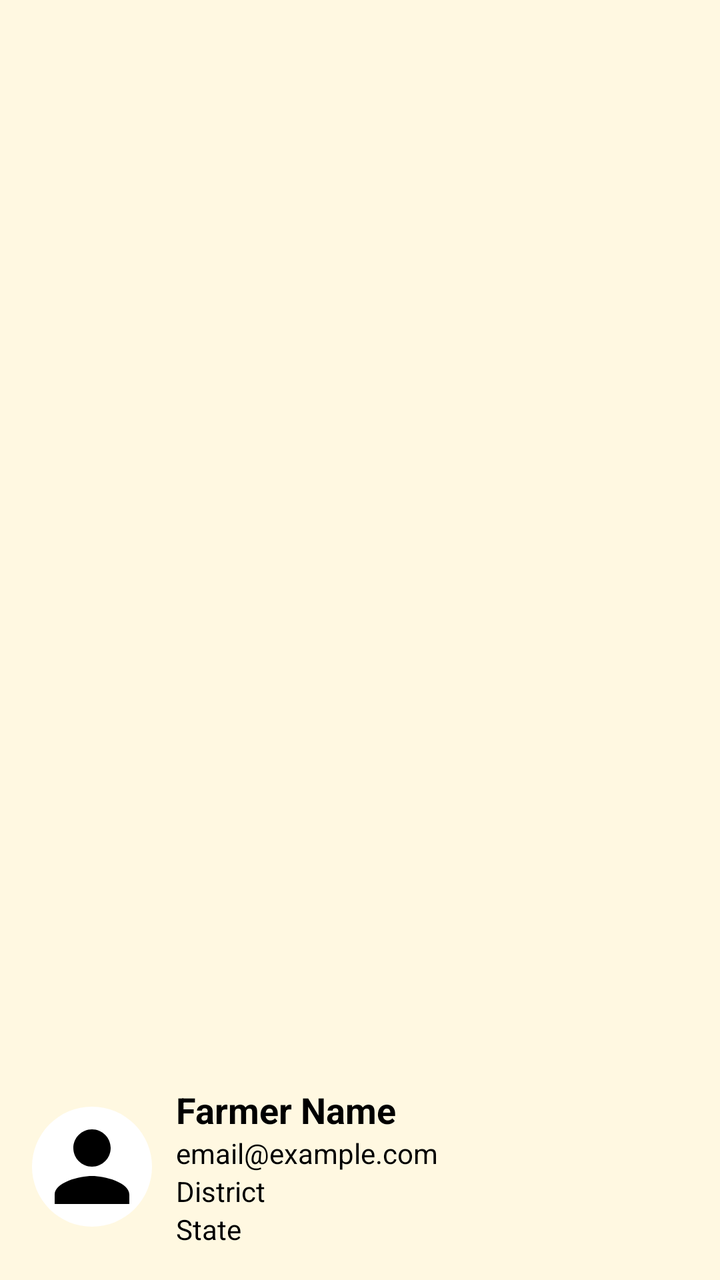
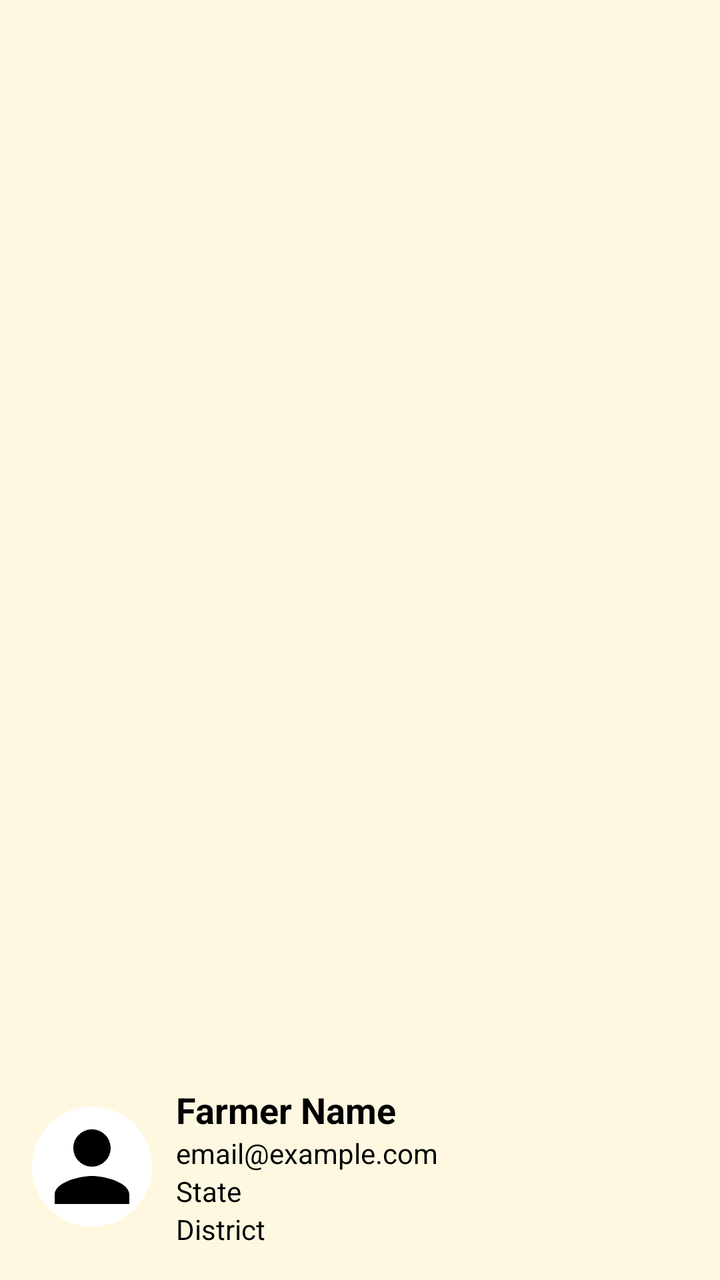

Two renders of the same Android screen: before a commit and after it. Below are the layout's source before the change and the commit's diff.
<!-- AndroidManifest.xml: application theme Theme.Sakha -->
<!-- res/layout/nav_header.xml -->
<LinearLayout xmlns:android="http://schemas.android.com/apk/res/android"
    android:orientation="vertical"
    android:layout_width="match_parent"
    android:layout_height="160dp"
    android:background="@color/background"
    android:gravity="bottom"
    android:padding="16dp">

    <LinearLayout
        android:layout_width="match_parent"
        android:layout_height="wrap_content"
        android:orientation="horizontal"
        android:gravity="center_vertical">

        <ImageView
            android:id="@+id/profilePic"
            android:layout_width="60dp"
            android:layout_height="60dp"
            android:src="@drawable/ic_profile"
            android:scaleType="centerCrop"
            android:background="@drawable/circle_bg"
            android:padding="2dp" />

        <LinearLayout
            android:layout_width="wrap_content"
            android:layout_height="wrap_content"
            android:orientation="vertical"
            android:layout_marginStart="12dp">

            <TextView
                android:id="@+id/userName"
                android:layout_width="wrap_content"
                android:layout_height="wrap_content"
                android:text="Farmer Name"
                android:textStyle="bold"
                android:textColor="@color/black"
                android:textSize="18sp" />

            <TextView
                android:id="@+id/userEmail"
                android:layout_width="wrap_content"
                android:layout_height="wrap_content"
                android:text="email@example.com"
                android:textColor="@color/black"
                android:textSize="14sp" />

            <TextView
                android:id="@+id/userDistrict"
                android:layout_width="wrap_content"
                android:layout_height="wrap_content"
                android:text="District"
                android:textColor="@color/black"
                android:textSize="14sp" />

            <TextView
                android:id="@+id/userState"
                android:layout_width="wrap_content"
                android:layout_height="wrap_content"
                android:text="State"
                android:textColor="@color/black"
                android:textSize="14sp" />
        </LinearLayout>
    </LinearLayout>
</LinearLayout>
<!-- resources referenced by this layout -->
<resources>
  <color name="background">#FFF8E1</color>
  <color name="black">#FF000000</color>
  <!-- drawable circle_bg (drawable) -->
  <?xml version="1.0" encoding="utf-8"?>
  <shape xmlns:android="http://schemas.android.com/apk/res/android" android:shape="oval">
      <solid android:color="@android:color/white"/>
  </shape>
  <!-- drawable ic_profile (drawable) -->
  <vector xmlns:android="http://schemas.android.com/apk/res/android" android:height="24dp" android:tint="#000000" android:viewportHeight="24" android:viewportWidth="24" android:width="24dp">
        
      <path android:fillColor="@android:color/white" android:pathData="M12,12c2.21,0 4,-1.79 4,-4s-1.79,-4 -4,-4 -4,1.79 -4,4 1.79,4 4,4zM12,14c-2.67,0 -8,1.34 -8,4v2h16v-2c0,-2.66 -5.33,-4 -8,-4z"/>
      
  </vector>
  <style name="Theme.Sakha" parent="Base.Theme.Sakha" />
  <style name="Base.Theme.Sakha" parent="Theme.Material3.DayNight.NoActionBar">
          
          
      </style>
</resources>

<!-- the commit's change to res/layout/nav_header.xml (unified diff, before → after) -->
@@ -45,6 +45,14 @@
                 android:textSize="14sp" />
 
             <TextView
+                android:id="@+id/userState"
+                android:layout_width="wrap_content"
+                android:layout_height="wrap_content"
+                android:text="State"
+                android:textColor="@color/black"
+                android:textSize="14sp" />
+
+            <TextView
                 android:id="@+id/userDistrict"
                 android:layout_width="wrap_content"
                 android:layout_height="wrap_content"
@@ -52,13 +60,6 @@
                 android:textColor="@color/black"
                 android:textSize="14sp" />
 
-            <TextView
-                android:id="@+id/userState"
-                android:layout_width="wrap_content"
-                android:layout_height="wrap_content"
-                android:text="State"
-                android:textColor="@color/black"
-                android:textSize="14sp" />
         </LinearLayout>
     </LinearLayout>
 </LinearLayout>
